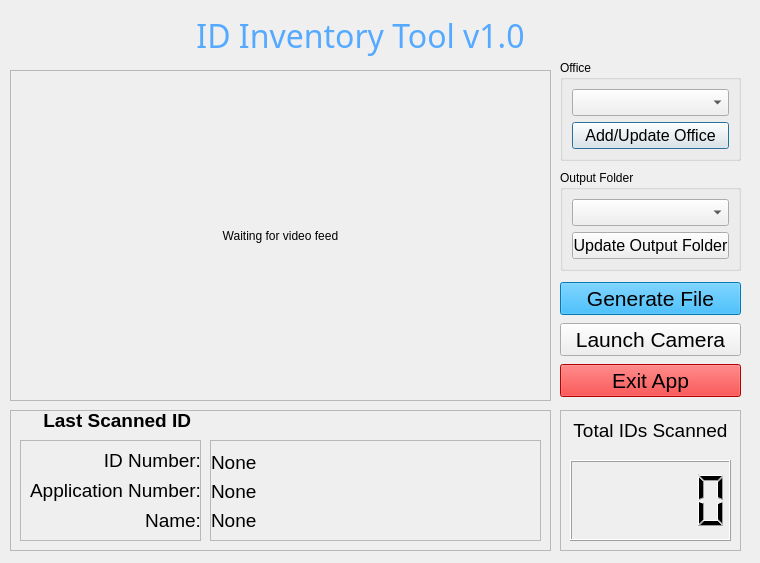
Qt form main_window.ui (abiatarfestus/qrc_reader) before a commit.
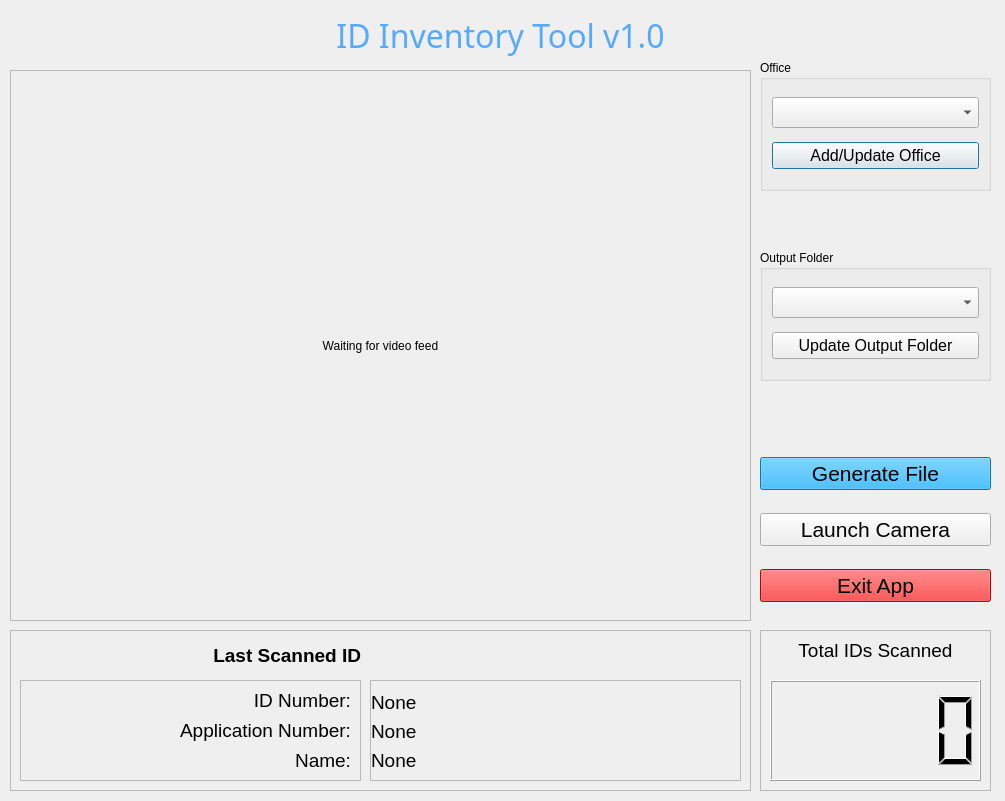
The same form after that commit.

Diff of the .ui file:
```diff
--- a/main_window.ui
+++ b/main_window.ui
@@ -6,8 +6,8 @@
    <rect>
     <x>0</x>
     <y>0</y>
-    <width>760</width>
-    <height>563</height>
+    <width>1005</width>
+    <height>801</height>
    </rect>
   </property>
   <property name="windowTitle">
@@ -16,9 +16,9 @@
   <widget class="QLabel" name="label">
    <property name="geometry">
     <rect>
-     <x>190</x>
+     <x>10</x>
      <y>10</y>
-     <width>341</width>
+     <width>981</width>
      <height>51</height>
     </rect>
    </property>
@@ -43,8 +43,8 @@
     <rect>
      <x>10</x>
      <y>70</y>
-     <width>541</width>
-     <height>331</height>
+     <width>741</width>
+     <height>551</height>
     </rect>
    </property>
    <property name="frameShape">
@@ -58,8 +58,8 @@
      <rect>
       <x>10</x>
       <y>10</y>
-      <width>521</width>
-      <height>311</height>
+      <width>721</width>
+      <height>531</height>
      </rect>
     </property>
     <property name="text">
@@ -74,9 +74,9 @@
    <property name="geometry">
     <rect>
      <x>10</x>
-     <y>410</y>
-     <width>541</width>
-     <height>141</height>
+     <y>630</y>
+     <width>741</width>
+     <height>161</height>
     </rect>
    </property>
    <property name="frameShape">
@@ -89,9 +89,9 @@
     <property name="geometry">
      <rect>
       <x>10</x>
-      <y>0</y>
-      <width>171</width>
-      <height>21</height>
+      <y>10</y>
+      <width>341</width>
+      <height>31</height>
      </rect>
     </property>
     <property name="font">
@@ -111,9 +111,9 @@
    <widget class="QFrame" name="frame_2">
     <property name="geometry">
      <rect>
-      <x>200</x>
-      <y>30</y>
-      <width>331</width>
+      <x>360</x>
+      <y>50</y>
+      <width>371</width>
       <height>101</height>
      </rect>
     </property>
@@ -128,7 +128,7 @@
       <rect>
        <x>1</x>
        <y>69</y>
-       <width>321</width>
+       <width>361</width>
        <height>23</height>
       </rect>
      </property>
@@ -146,7 +146,7 @@
       <rect>
        <x>1</x>
        <y>11</y>
-       <width>321</width>
+       <width>361</width>
        <height>23</height>
       </rect>
      </property>
@@ -167,7 +167,7 @@
       <rect>
        <x>1</x>
        <y>40</y>
-       <width>321</width>
+       <width>361</width>
        <height>23</height>
       </rect>
      </property>
@@ -185,8 +185,8 @@
     <property name="geometry">
      <rect>
       <x>10</x>
-      <y>30</y>
-      <width>181</width>
+      <y>50</y>
+      <width>341</width>
       <height>101</height>
      </rect>
     </property>
@@ -199,9 +199,9 @@
     <widget class="QLabel" name="label_5">
      <property name="geometry">
       <rect>
-       <x>0</x>
+       <x>10</x>
        <y>70</y>
-       <width>181</width>
+       <width>321</width>
        <height>21</height>
       </rect>
      </property>
@@ -220,9 +220,9 @@
     <widget class="QLabel" name="label_3">
      <property name="geometry">
       <rect>
-       <x>0</x>
+       <x>10</x>
        <y>10</y>
-       <width>181</width>
+       <width>321</width>
        <height>21</height>
       </rect>
      </property>
@@ -241,9 +241,9 @@
     <widget class="QLabel" name="label_4">
      <property name="geometry">
       <rect>
-       <x>0</x>
+       <x>10</x>
        <y>40</y>
-       <width>181</width>
+       <width>321</width>
        <height>21</height>
       </rect>
      </property>
@@ -264,10 +264,10 @@
   <widget class="QGroupBox" name="groupBox_3">
    <property name="geometry">
     <rect>
-     <x>560</x>
+     <x>760</x>
      <y>60</y>
-     <width>181</width>
-     <height>101</height>
+     <width>231</width>
+     <height>131</height>
     </rect>
    </property>
    <property name="title">
@@ -306,10 +306,10 @@
   <widget class="QGroupBox" name="groupBox_4">
    <property name="geometry">
     <rect>
-     <x>560</x>
-     <y>170</y>
-     <width>181</width>
-     <height>101</height>
+     <x>760</x>
+     <y>250</y>
+     <width>231</width>
+     <height>131</height>
     </rect>
    </property>
    <property name="title">
@@ -348,10 +348,10 @@
   <widget class="QFrame" name="frame_3">
    <property name="geometry">
     <rect>
-     <x>560</x>
-     <y>410</y>
-     <width>181</width>
-     <height>141</height>
+     <x>760</x>
+     <y>630</y>
+     <width>231</width>
+     <height>161</height>
     </rect>
    </property>
    <property name="frameShape">
@@ -365,8 +365,8 @@
      <rect>
       <x>10</x>
       <y>50</y>
-      <width>161</width>
-      <height>81</height>
+      <width>211</width>
+      <height>101</height>
      </rect>
     </property>
     <property name="font">
@@ -380,7 +380,7 @@
      <rect>
       <x>10</x>
       <y>10</y>
-      <width>161</width>
+      <width>211</width>
       <height>21</height>
      </rect>
     </property>
@@ -402,10 +402,10 @@
   <widget class="QWidget" name="layoutWidget">
    <property name="geometry">
     <rect>
-     <x>560</x>
-     <y>280</y>
-     <width>181</width>
-     <height>121</height>
+     <x>760</x>
+     <y>440</y>
+     <width>231</width>
+     <height>181</height>
     </rect>
    </property>
    <layout class="QGridLayout" name="gridLayout">
```
Left out of the diff: 30 changed lines with no effect on the pictures.
